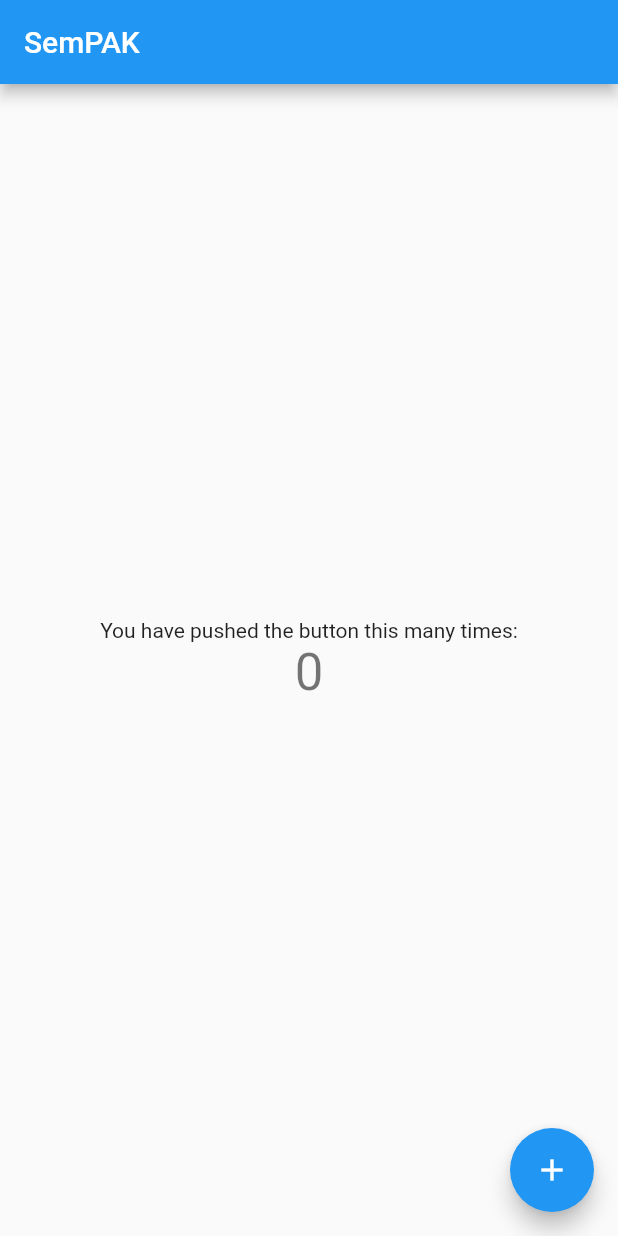
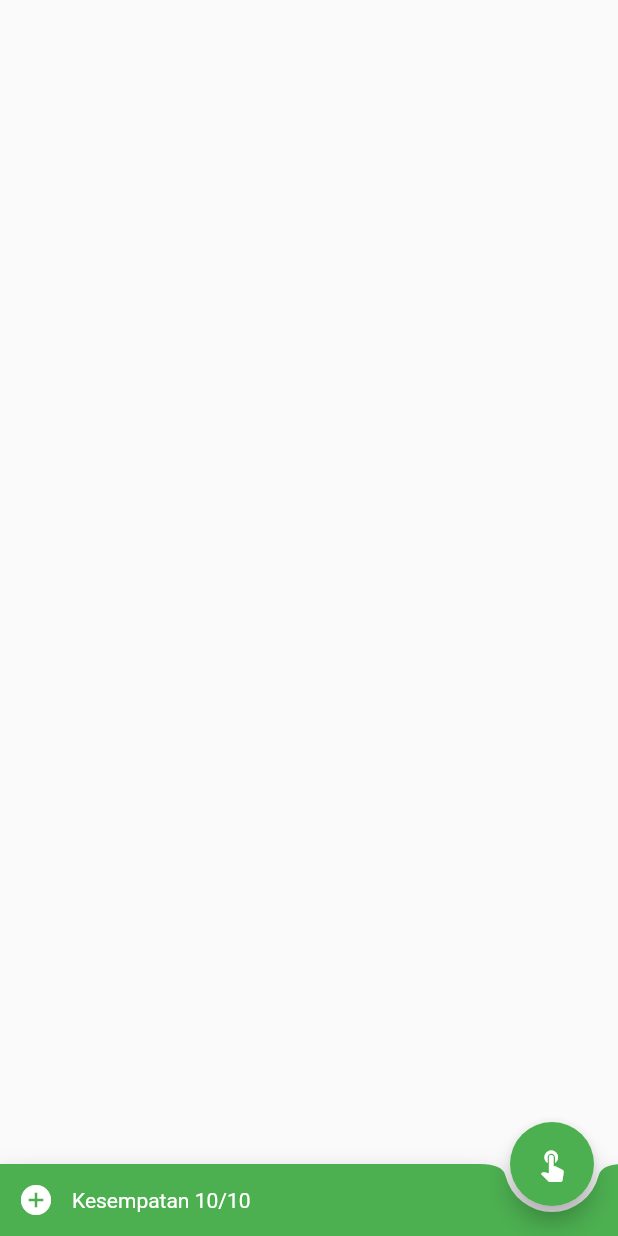
Before and after one commit to kegini/sempak, a Flutter app: the screen it shows after launch, on a phone screen of 412 x 824 dp. Run offline on Flutter 3.47's test engine with Material 2 defaults, Android fonts, the phone set to English and light mode, and no system bars.

Commit message:
Finish Layout Bottom Navigation

```diff
--- a/lib/main.dart
+++ b/lib/main.dart
@@ -1,27 +1,18 @@
 import 'package:flutter/material.dart';
 import 'page/home/page_home.dart';
+import 'page/katagori/page_katagori.dart';
 
 void main() => runApp(MyApp());
 
 class MyApp extends StatelessWidget {
-  // This widget is the root of your application.
   @override
   Widget build(BuildContext context) {
     return MaterialApp(
       title: 'SemPAK',
       theme: ThemeData(
-        // This is the theme of your application.
-        //
-        // Try running your application with "flutter run". You'll see the
-        // application has a blue toolbar. Then, without quitting the app, try
-        // changing the primarySwatch below to Colors.green and then invoke
-        // "hot reload" (press "r" in the console where you ran "flutter run",
-        // or simply save your changes to "hot reload" in a Flutter IDE).
-        // Notice that the counter didn't reset back to zero; the application
-        // is not restarted.
-        primarySwatch: Colors.blue,
+        primarySwatch: Colors.green,
       ),
-      home: MyHomePage(title: 'SemPAK'),
+      home: PageKatagori(title: 'SemPAK'),
     );
   }
 }
--- a/lib/page/katagori/page_katagori.dart
+++ b/lib/page/katagori/page_katagori.dart
@@ -1 +1,45 @@
 import 'package:flutter/material.dart';
+
+class PageKatagori extends StatefulWidget {
+  final String title;
+
+  PageKatagori({Key key, this.title}) : super(key: key);
+
+  @override
+  _PageKatagori createState() => _PageKatagori();
+}
+
+class _PageKatagori extends State<PageKatagori> {
+  final _scaffoldKey = new GlobalKey<ScaffoldState>();
+  @override
+  Widget build(BuildContext context) {
+    return Scaffold(
+      bottomNavigationBar: new BottomAppBar(
+        shape: CircularNotchedRectangle(),
+        color: Colors.green,
+        child: new Row(
+          mainAxisSize: MainAxisSize.max,
+          mainAxisAlignment: MainAxisAlignment.start,
+          children: <Widget>[
+            IconButton(
+              icon: Icon(Icons.add_circle),
+              color: Colors.white,
+              onPressed: () {},
+            ),
+            Text(
+              "Kesempatan 10/10",
+              style: TextStyle(color: Colors.white),
+            )
+          ],
+        ),
+      ),
+      floatingActionButtonLocation: FloatingActionButtonLocation.endDocked,
+      floatingActionButton: FloatingActionButton(
+        child: const Icon(Icons.touch_app),
+        backgroundColor: Colors.green,
+        foregroundColor: Colors.white,
+        onPressed: () {},
+      ),
+    );
+  }
+}
```
Also changed, not shown: lib/page/home/page_home.dart (+56 -72 lines), lib/page/item/page_item.dart (+21 -0 lines).
